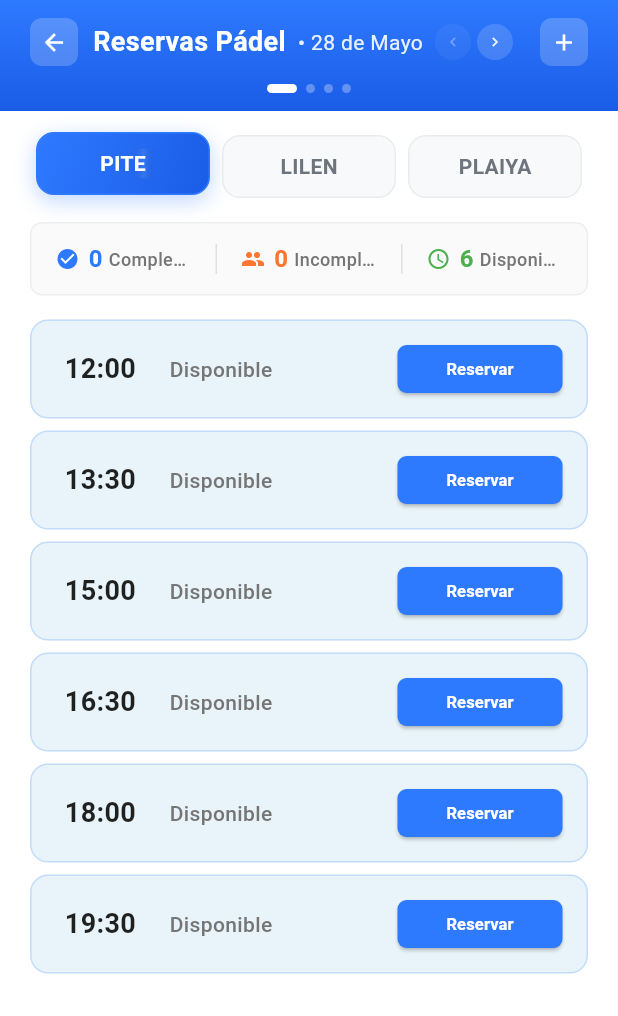
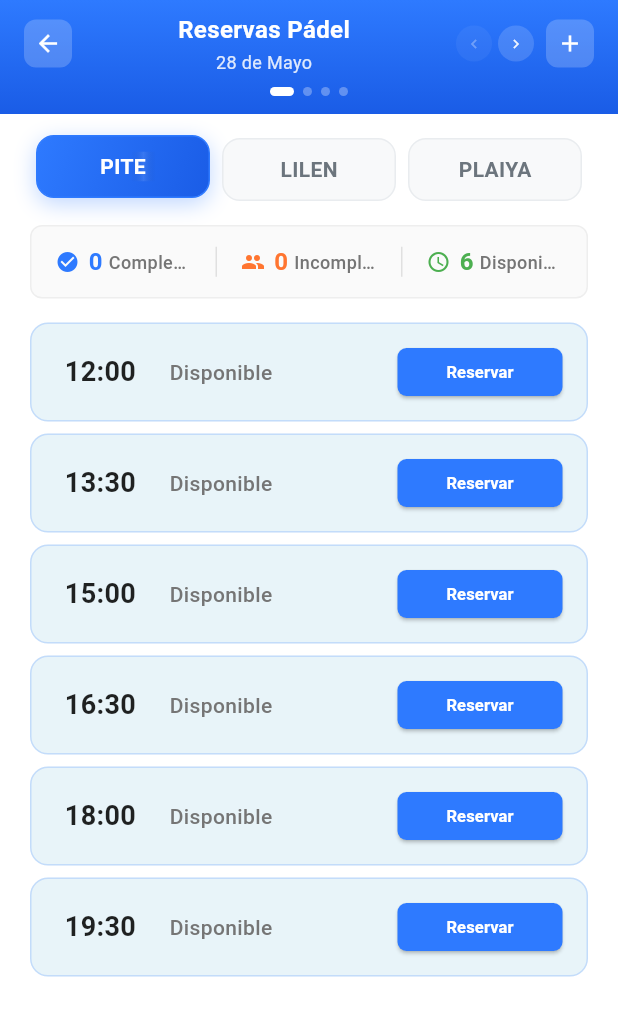
Before and after one commit to clubgolfpapudo/reservas, a Flutter app: the screen it shows after launch, on a phone screen of 412 x 824 dp. Shown: the top 1016 px of the screen. Run offline on Flutter 3.47's test engine with Material 3 defaults, Android fonts, the phone set to English and light mode, and no system bars; our stand-ins replace cloud_firestore, connectivity_plus, equatable, firebase_core, get_it, go_router; accounts and stored records are empty.

Commit message:
app mote ajustado para celular

```diff
--- a/lib/presentation/widgets/common/date_navigation_header.dart
+++ b/lib/presentation/widgets/common/date_navigation_header.dart
@@ -1,4 +1,4 @@
-// lib/presentation/widgets/common/date_navigation_header.dart
+// lib/presentation/widgets/common/date_navigation_header.dart - VERSIÓN CORREGIDA
 import 'package:flutter/material.dart';
 
 class DateNavigationHeader extends StatelessWidget {
@@ -35,10 +35,10 @@ class DateNavigationHeader extends StatelessWidget {
       ),
       child: SafeArea(
         child: Padding(
-          padding: const EdgeInsets.fromLTRB(20, 12, 20, 12),
+          padding: const EdgeInsets.fromLTRB(16, 8, 16, 12), // ✅ Reduced padding
           child: Column(
             children: [
-              // Header principal
+              // Header principal - REORGANIZADO
               Row(
                 children: [
                   // Botón atrás
@@ -47,33 +47,41 @@ class DateNavigationHeader extends StatelessWidget {
                     onPressed: onBackPressed,
                   ),
 
-                  // Título, fecha y flechas JUNTOS
+                  // Título compacto con fecha
                   Expanded(
                     child: GestureDetector(
                       onTap: onDateTap,
-                      child: Row(
-                        mainAxisAlignment: MainAxisAlignment.center,
+                      child: Column(
                         children: [
-                          const Text(
+                          // Solo el título principal
+                          Text(
                             'Reservas Pádel',
-                            style: TextStyle(
+                            style: const TextStyle(
                               color: Colors.white,
-                              fontSize: 18,
+                              fontSize: 16, // ✅ Smaller font
                               fontWeight: FontWeight.w600,
                             ),
+                            overflow: TextOverflow.ellipsis, // ✅ Handle overflow
                           ),
-                          const SizedBox(width: 8),
+                          const SizedBox(height: 2),
+                          // Fecha en línea separada
                           Text(
-                            '• ${_formatDate(currentDate)}',
+                            _formatDate(currentDate),
                             style: TextStyle(
-                              color: Colors.white.withOpacity(0.9),
-                              fontSize: 14,
+                              color: Colors.white.withOpacity(0.85),
+                              fontSize: 12,
                               fontWeight: FontWeight.w400,
                             ),
+                            overflow: TextOverflow.ellipsis, // ✅ Handle overflow
                           ),
-                          const SizedBox(width: 8),
-                          // Flechas de navegación junto a la fecha
+                        ],
+                      ),
+                    ),
+                  ),
+
+                  // Flechas de navegación - SEPARADAS
                   Row(
+                    mainAxisSize: MainAxisSize.min,
                     children: [
                       _buildNavButton(
                         icon: Icons.chevron_left,
@@ -86,10 +94,6 @@ class DateNavigationHeader extends StatelessWidget {
                       ),
                     ],
                   ),
-                        ],
-                      ),
-                    ),
-                  ),
 
                   const SizedBox(width: 8),
 
@@ -101,7 +105,7 @@ class DateNavigationHeader extends StatelessWidget {
                 ],
               ),
 
-              const SizedBox(height: 12),
+              const SizedBox(height: 8), // ✅ Reduced spacing
 
               // Indicadores de días
               _buildDateIndicators(),
@@ -162,7 +166,7 @@ class DateNavigationHeader extends StatelessWidget {
         return AnimatedContainer(
           duration: const Duration(milliseconds: 300),
           margin: const EdgeInsets.symmetric(horizontal: 3),
-          width: isActive ? 20 : 6,
+          width: isActive ? 16 : 6, // ✅ Slightly smaller active indicator
           height: 6,
           decoration: BoxDecoration(
             color: Colors.white.withOpacity(isActive ? 1.0 : 0.3),
```
Also changed, not shown: 1 other file. Lines whose indentation alone changed are shown as unchanged.
